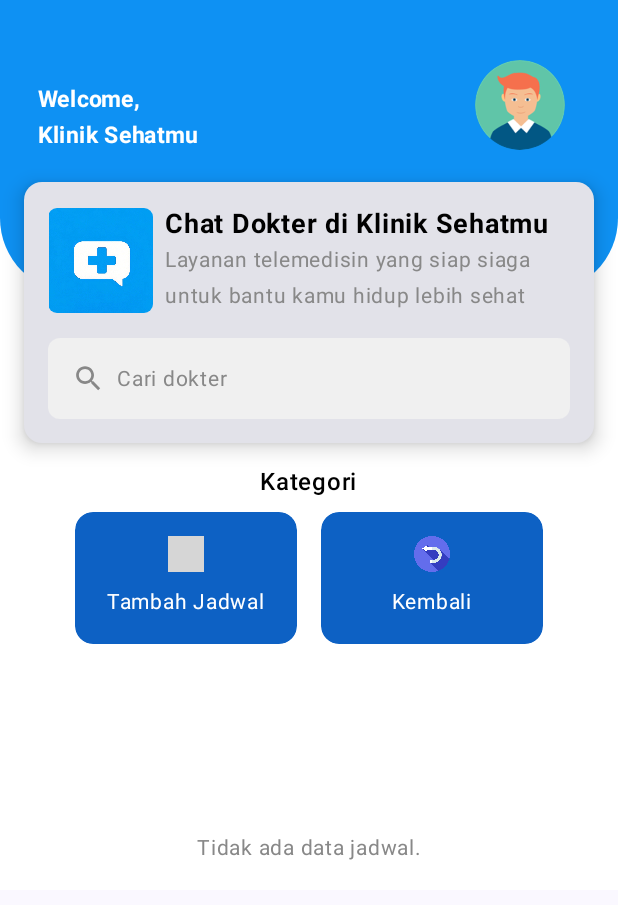
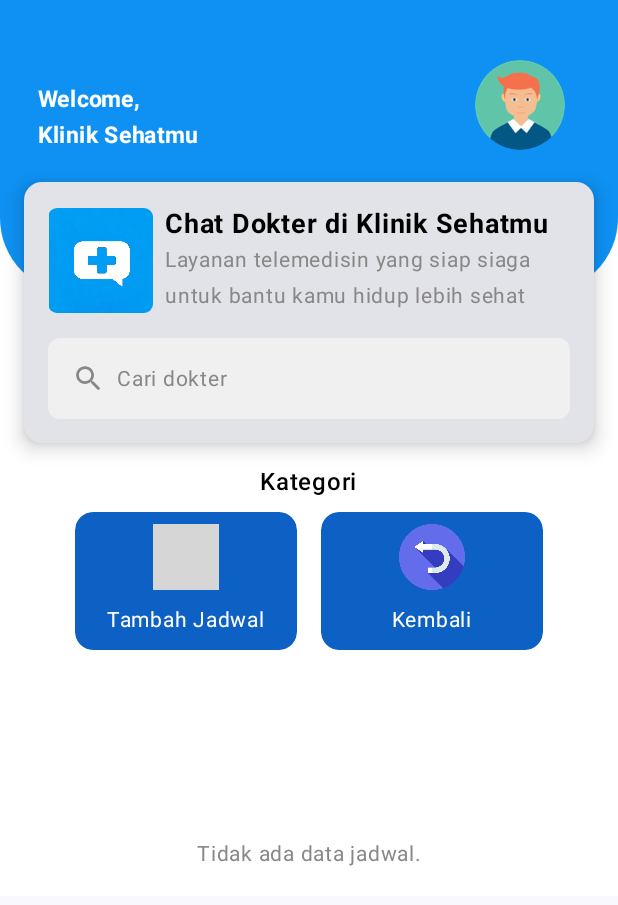
Before and after one commit to isro24/-UcpRoomDatabase_0047, an Android app built with Jetpack Compose: the HomeJadwalView screen opened through its navigation route, on a phone screen of 412 x 824 dp. Shown: the top 905 px of the screen. Run offline under Robolectric (Android 15) with nearby library versions, the phone set to English and light mode, and no system bars; our stand-ins replace accompanist; grey boxes are pictures that could not be loaded.

Commit message:
Mengubah ukuran Gambar Tombol dan alur system Ui controller

```diff
--- a/app/src/main/java/com/example/ucp2/ui/theme/Theme.kt
+++ b/app/src/main/java/com/example/ucp2/ui/theme/Theme.kt
@@ -1,6 +1,5 @@
 package com.example.ucp2.ui.theme
 
-import android.app.Activity
 import android.os.Build
 import androidx.compose.foundation.isSystemInDarkTheme
 import androidx.compose.material3.MaterialTheme
@@ -9,9 +8,7 @@ import androidx.compose.material3.dynamicDarkColorScheme
 import androidx.compose.material3.dynamicLightColorScheme
 import androidx.compose.material3.lightColorScheme
 import androidx.compose.runtime.Composable
-import androidx.compose.ui.graphics.Color
 import androidx.compose.ui.platform.LocalContext
-import com.google.accompanist.systemuicontroller.rememberSystemUiController
 
 private val DarkColorScheme = darkColorScheme(
     primary = Purple80,
@@ -51,16 +48,6 @@ fun UCP2Theme(
         darkTheme -> DarkColorScheme
         else -> LightColorScheme
     }
-    val systemUiController = rememberSystemUiController()
-    if(darkTheme){
-        systemUiController.setSystemBarsColor(
-            color = Color.Transparent
-        )
-    }else{
-        systemUiController.setSystemBarsColor(
-            color = Color.White
-        )
-    }
 
     MaterialTheme(
         colorScheme = colorScheme,
--- a/app/src/main/java/com/example/ucp2/ui/view/dokter/HomeDokterView.kt
+++ b/app/src/main/java/com/example/ucp2/ui/view/dokter/HomeDokterView.kt
@@ -214,14 +214,14 @@ fun BodySection(
                 Column(
                     modifier = Modifier
                         .fillMaxWidth()
-                        .padding(vertical = 16.dp, horizontal = 16.dp),
+                        .padding(vertical = 8.dp, horizontal = 8.dp),
                     horizontalAlignment = Alignment.CenterHorizontally,
                     verticalArrangement = Arrangement.Center
                 ) {
                     Icon(
                         painter = painterResource(id = R.drawable.doktermedik),
                         contentDescription = "Icon Dokter",
-                        modifier = Modifier.size(24.dp),
+                        modifier = Modifier.size(44.dp),
                         tint = Color.Unspecified
                     )
                     Spacer(modifier = Modifier.height(8.dp))
@@ -246,14 +246,14 @@ fun BodySection(
                 Column(
                     modifier = Modifier
                         .fillMaxWidth()
-                        .padding(vertical = 16.dp, horizontal = 16.dp),
+                        .padding(vertical = 8.dp, horizontal = 8.dp),
                     horizontalAlignment = Alignment.CenterHorizontally,
                     verticalArrangement = Arrangement.Center
                 ) {
                     Icon(
                         painter = painterResource(id = R.drawable.jadwalmedik),
                         contentDescription = "Icon Jadwal",
-                        modifier = Modifier.size(24.dp),
+                        modifier = Modifier.size(44.dp),
                         tint = Color.Unspecified
                     )
                     Spacer(modifier = Modifier.height(8.dp))
--- a/app/src/main/java/com/example/ucp2/ui/view/jadwal/HomeJadwalView.kt
+++ b/app/src/main/java/com/example/ucp2/ui/view/jadwal/HomeJadwalView.kt
@@ -234,14 +234,14 @@ fun BodySection(
                 Column(
                     modifier = Modifier
                         .fillMaxWidth()
-                        .padding(vertical = 16.dp, horizontal = 16.dp),
+                        .padding(vertical = 8.dp, horizontal = 8.dp),
                     horizontalAlignment = Alignment.CenterHorizontally,
                     verticalArrangement = Arrangement.Center
                 ) {
                     Icon(
                         painter = painterResource(id = R.drawable.jadwalmedik),
                         contentDescription = "Icon Jadwal",
-                        modifier = Modifier.size(24.dp),
+                        modifier = Modifier.size(44.dp),
                         tint = Color.Unspecified
                     )
                     Spacer(modifier = Modifier.height(8.dp))
@@ -266,14 +266,14 @@ fun BodySection(
                 Column(
                     modifier = Modifier
                         .fillMaxWidth()
-                        .padding(vertical = 16.dp, horizontal = 16.dp),
+                        .padding(vertical = 8.dp, horizontal = 8.dp),
                     horizontalAlignment = Alignment.CenterHorizontally,
                     verticalArrangement = Arrangement.Center
                 ) {
                     Icon(
                         painter = painterResource(id = R.drawable.back),
                         contentDescription = "Icon Kembali",
-                        modifier = Modifier.size(24.dp),
+                        modifier = Modifier.size(44.dp),
                         tint = Color.Unspecified
                     )
                     Spacer(modifier = Modifier.height(8.dp))
```
Also changed, not shown: app/src/main/java/com/example/ucp2/ui/view/dokter/InsertDokterView.kt (+11 -0 lines), app/src/main/java/com/example/ucp2/ui/view/jadwal/DetailJadwalView.kt (+10 -0 lines), app/src/main/java/com/example/ucp2/ui/view/jadwal/InsertJadwalView.kt (+11 -0 lines), app/src/main/java/com/example/ucp2/ui/view/jadwal/UpdateJadwalView.kt (+11 -0 lines).
